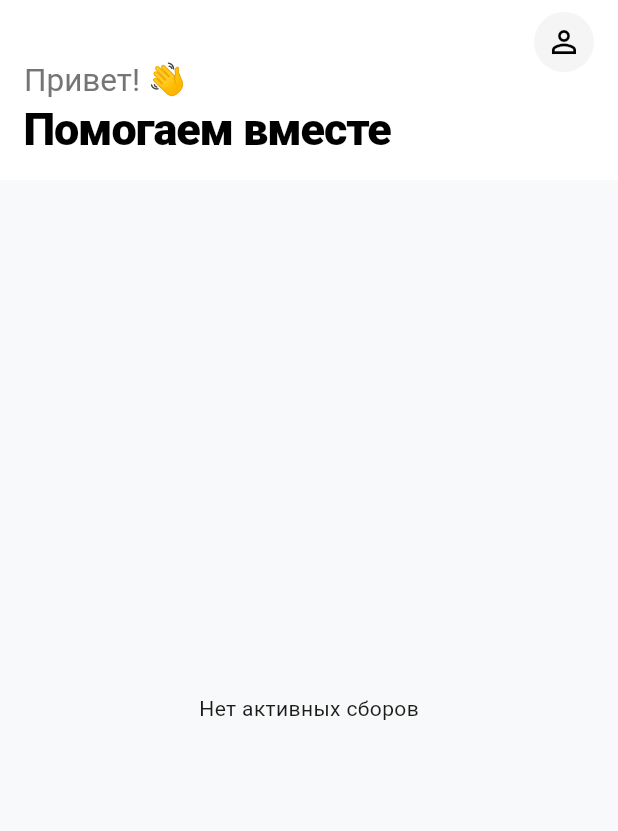
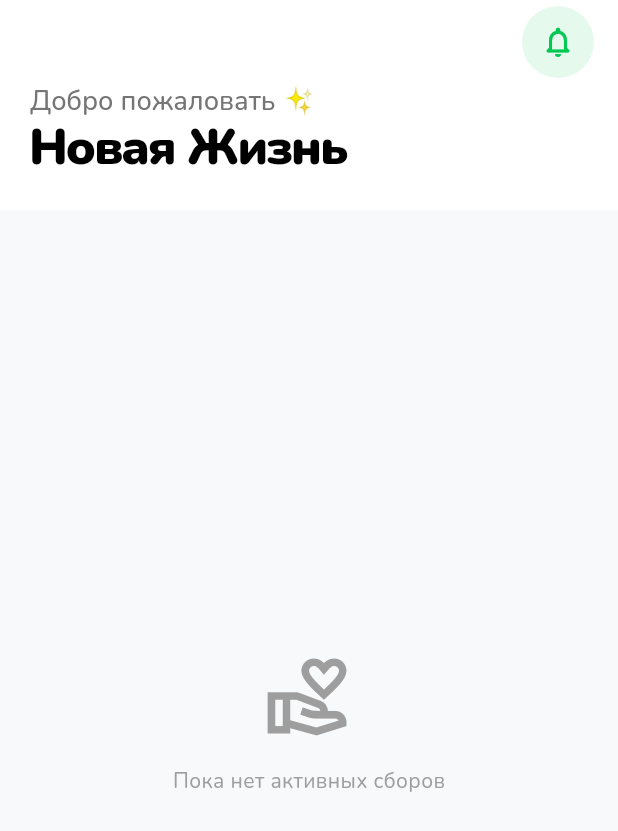
Before and after one commit to Uz11ps/mobailBOGDast, a Flutter app: the screen it shows after launch, on a phone screen of 412 x 824 dp. Shown: the top 831 px of the screen. Run offline on Flutter 3.47's test engine with Material 3 defaults, Android fonts, the phone set to English and light mode, and no system bars; our stand-ins replace google_fonts, shared_preferences, shimmer; network calls fail; Roboto replaces fonts that are missing (SF Pro Display).

Commit message:
Ultra-premium UI update: Google Fonts, Shimmer loading, and joyful elements

```diff
--- a/mobile_app/lib/main.dart
+++ b/mobile_app/lib/main.dart
@@ -1,5 +1,6 @@
 import 'package:flutter/material.dart';
 import 'package:provider/provider.dart';
+import 'package:google_fonts/google_fonts.dart';
 import 'providers/collection_provider.dart';
 import 'screens/home_screen.dart';
 
@@ -27,19 +28,22 @@ class CharityApp extends StatelessWidget {
         colorScheme: ColorScheme.fromSeed(
           seedColor: const Color(0xFF00C853),
           primary: const Color(0xFF00C853),
-          secondary: const Color(0xFF00E676),
+          secondary: const Color(0xFFFFD600), // Joyful Yellow
+          tertiary: const Color(0xFF2979FF), // Trust Blue
           surface: Colors.white,
         ),
         scaffoldBackgroundColor: const Color(0xFFF8F9FA),
-        fontFamily: 'SF Pro Display',
-        appBarTheme: const AppBarTheme(
+        textTheme: GoogleFonts.nunitoTextTheme(
+          Theme.of(context).textTheme,
+        ),
+        appBarTheme: AppBarTheme(
           backgroundColor: Colors.white,
           elevation: 0,
           centerTitle: false,
-          titleTextStyle: TextStyle(
+          titleTextStyle: GoogleFonts.nunito(
             color: Colors.black,
-            fontSize: 22,
-            fontWeight: FontWeight.bold,
+            fontSize: 24,
+            fontWeight: FontWeight.w900,
           ),
         ),
       ),
--- a/mobile_app/lib/screens/home_screen.dart
+++ b/mobile_app/lib/screens/home_screen.dart
@@ -1,5 +1,6 @@
 import 'package:flutter/material.dart';
 import 'package:provider/provider.dart';
+import 'package:shimmer/shimmer.dart';
 import '../providers/collection_provider.dart';
 import '../widgets/collection_card.dart';
 import 'collection_detail_screen.dart';
@@ -32,61 +33,76 @@ class _HomeScreenState extends State<HomeScreen> {
               SliverAppBar(
                 floating: true,
                 snap: true,
-                expandedHeight: 120,
+                expandedHeight: 140,
                 backgroundColor: Colors.white,
+                surfaceTintColor: Colors.transparent,
                 flexibleSpace: FlexibleSpaceBar(
                   centerTitle: false,
-                  titlePadding: const EdgeInsets.symmetric(horizontal: 16, vertical: 16),
+                  titlePadding: const EdgeInsets.symmetric(horizontal: 20, vertical: 20),
                   title: Column(
                     mainAxisSize: MainAxisSize.min,
                     crossAxisAlignment: CrossAxisAlignment.start,
                     children: [
                       Text(
-                        'Привет! 👋',
+                        'Добро пожаловать ✨',
                         style: TextStyle(
                           color: Colors.grey[600],
-                          fontSize: 14,
-                          fontWeight: FontWeight.normal,
+                          fontSize: 12,
+                          fontWeight: FontWeight.w500,
                         ),
                       ),
                       const Text(
-                        'Помогаем вместе',
+                        'Новая Жизнь',
                         style: TextStyle(
                           color: Colors.black,
-                          fontSize: 20,
+                          fontSize: 22,
                           fontWeight: FontWeight.w900,
-                          letterSpacing: -0.5,
+                          letterSpacing: -1,
                         ),
                       ),
                     ],
                   ),
                 ),
                 actions: [
-                  IconButton(
-                    icon: Container(
-                      padding: const EdgeInsets.all(8),
-                      decoration: BoxDecoration(
-                        color: Colors.grey[100],
-                        shape: BoxShape.circle,
-                      ),
-                      child: const Icon(Icons.person_outline, color: Colors.black),
+                  Container(
+                    margin: const EdgeInsets.only(right: 16),
+                    decoration: BoxDecoration(
+                      color: Theme.of(context).primaryColor.withOpacity(0.1),
+                      shape: BoxShape.circle,
                     ),
-                    onPressed: () {},
+                    child: IconButton(
+                      icon: Icon(Icons.notifications_none_rounded, color: Theme.of(context).primaryColor),
+                      onPressed: () {},
+                    ),
                   ),
-                  const SizedBox(width: 8),
                 ],
               ),
               if (provider.isLoading)
-                const SliverFillRemaining(
-                  child: Center(child: CircularProgressIndicator()),
+                SliverPadding(
+                  padding: const EdgeInsets.all(16),
+                  sliver: SliverList(
+                    delegate: SliverChildBuilderDelegate(
+                      (context, index) => _buildShimmerCard(),
+                      childCount: 3,
+                    ),
+                  ),
                 )
               else if (provider.collections.isEmpty)
                 const SliverFillRemaining(
-                  child: Center(child: Text('Нет активных сборов')),
+                  child: Center(
+                    child: Column(
+                      mainAxisAlignment: MainAxisAlignment.center,
+                      children: [
+                        Icon(Icons.volunteer_activism_outlined, size: 60, color: Colors.grey),
+                        SizedBox(height: 16),
+                        Text('Пока нет активных сборов', style: TextStyle(color: Colors.grey)),
+                      ],
+                    ),
+                  ),
                 )
               else
                 SliverPadding(
-                  padding: const EdgeInsets.only(top: 12, bottom: 40),
+                  padding: const EdgeInsets.only(top: 10, bottom: 40),
                   sliver: SliverList(
                     delegate: SliverChildBuilderDelegate(
                       (context, index) {
@@ -97,7 +113,7 @@ class _HomeScreenState extends State<HomeScreen> {
                             Navigator.push(
                               context,
                               PageRouteBuilder(
-                                transitionDuration: const Duration(milliseconds: 500),
+                                transitionDuration: const Duration(milliseconds: 600),
                                 pageBuilder: (context, animation, secondaryAnimation) =>
                                   CollectionDetailScreen(collection: collection),
                                 transitionsBuilder: (context, animation, secondaryAnimation, child) {
@@ -118,4 +134,42 @@ class _HomeScreenState extends State<HomeScreen> {
       ),
     );
   }
+
+  Widget _buildShimmerCard() {
+    return Container(
+      margin: const EdgeInsets.only(bottom: 20),
+      height: 300,
+      decoration: BoxDecoration(
+        color: Colors.white,
+        borderRadius: BorderRadius.circular(24),
+      ),
+      child: Shimmer.fromColors(
+        baseColor: Colors.grey[300]!,
+        highlightColor: Colors.grey[100]!,
+        child: Column(
+          crossAxisAlignment: CrossAxisAlignment.start,
+          children: [
+            Container(
+              height: 200,
+              decoration: const BoxDecoration(
+                color: Colors.white,
+                borderRadius: BorderRadius.vertical(top: Radius.circular(24)),
+              ),
+            ),
+            Padding(
+              padding: const EdgeInsets.all(20),
+              child: Column(
+                crossAxisAlignment: CrossAxisAlignment.start,
+                children: [
+                  Container(height: 20, width: 200, color: Colors.white),
+                  const SizedBox(height: 10),
+                  Container(height: 10, width: double.infinity, color: Colors.white),
+                ],
+              ),
+            ),
+          ],
+        ),
+      ),
+    );
+  }
 }
--- a/mobile_app/lib/screens/payment_screen.dart
+++ b/mobile_app/lib/screens/payment_screen.dart
@@ -51,7 +51,7 @@ class _PaymentScreenState extends State<PaymentScreen> {
               const SizedBox(height: 8),
               Center(
                 child: Text(
-                  'Ваша помощь очень важна для нас',
+                  'Ваш вклад бесценен 🙏',
                   style: TextStyle(color: Colors.grey[600], fontSize: 14),
                 ),
               ),
--- a/mobile_app/pubspec.yaml
+++ b/mobile_app/pubspec.yaml
@@ -39,6 +39,8 @@ dependencies:
   shared_preferences: ^2.3.2
   jwt_decoder: ^2.0.1
   cached_network_image: ^3.4.1
+  google_fonts: ^6.2.1
+  shimmer: ^3.0.0
 
 dev_dependencies:
   flutter_test:
```
Also changed, not shown: mobile_app/lib/screens/collection_detail_screen.dart (+11 -4 lines), mobile_app/lib/widgets/collection_card.dart (+4 -3 lines).
